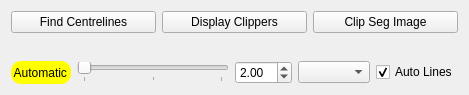
Qt form Version2.0/Plugins/kcl.cemrgapp.atrialfibres/src/internal/AtrialFibresClipperViewControls.ui (OpenHeartDevelopers/CemrgApp) before a commit.
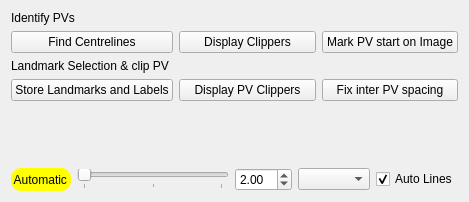
The same form after that commit. Custom widgets are drawn as their Qt base class.

Commit message: [atrialfibres] Task 1 (auto) nearing completion.

Patch:
```diff
--- a/Version2.0/Plugins/kcl.cemrgapp.atrialfibres/src/internal/AtrialFibresClipperViewControls.ui
+++ b/Version2.0/Plugins/kcl.cemrgapp.atrialfibres/src/internal/AtrialFibresClipperViewControls.ui
@@ -7,7 +7,7 @@
     <x>0</x>
     <y>0</y>
     <width>469</width>
-    <height>95</height>
+    <height>202</height>
    </rect>
   </property>
   <property name="windowTitle">
@@ -15,25 +15,60 @@
   </property>
   <layout class="QVBoxLayout" name="verticalLayout">
    <item>
-    <layout class="QHBoxLayout" name="horizontalLayout_1">
-     <item>
-      <widget class="QPushButton" name="button_1">
+    <layout class="QGridLayout" name="gridLayout">
+     <item row="3" column="1">
+      <widget class="QPushButton" name="button_auto2_clippers">
+       <property name="text">
+        <string>Display PV Clippers</string>
+       </property>
+      </widget>
+     </item>
+     <item row="1" column="0">
+      <widget class="QPushButton" name="button_man1_ctrlines">
        <property name="text">
         <string>Find Centrelines</string>
        </property>
       </widget>
      </item>
-     <item>
-      <widget class="QPushButton" name="button_2">
+     <item row="1" column="1">
+      <widget class="QPushButton" name="button_man2_clippers">
        <property name="text">
         <string>Display Clippers</string>
        </property>
       </widget>
      </item>
-     <item>
-      <widget class="QPushButton" name="button_4">
+     <item row="0" column="0">
+      <widget class="QLabel" name="label_man">
        <property name="text">
-        <string>Clip Seg Image</string>
+        <string>Identify PVs</string>
+       </property>
+      </widget>
+     </item>
+     <item row="3" column="0">
+      <widget class="QPushButton" name="button_auto1_savelabels">
+       <property name="text">
+        <string>Store Landmarks and Labels</string>
+       </property>
+      </widget>
+     </item>
+     <item row="3" column="2">
+      <widget class="QPushButton" name="button_auto3_spacing">
+       <property name="text">
+        <string>Fix inter PV spacing</string>
+       </property>
+      </widget>
+     </item>
+     <item row="1" column="2">
+      <widget class="QPushButton" name="button_man3_clipseg">
+       <property name="text">
+        <string>Mark PV start on Image</string>
+       </property>
+      </widget>
+     </item>
+     <item row="2" column="0">
+      <widget class="QLabel" name="label_auto">
+       <property name="text">
+        <string>Landmark Selection &amp; clip PV</string>
        </property>
       </widget>
      </item>
```
The commit also changes 12 other files.
